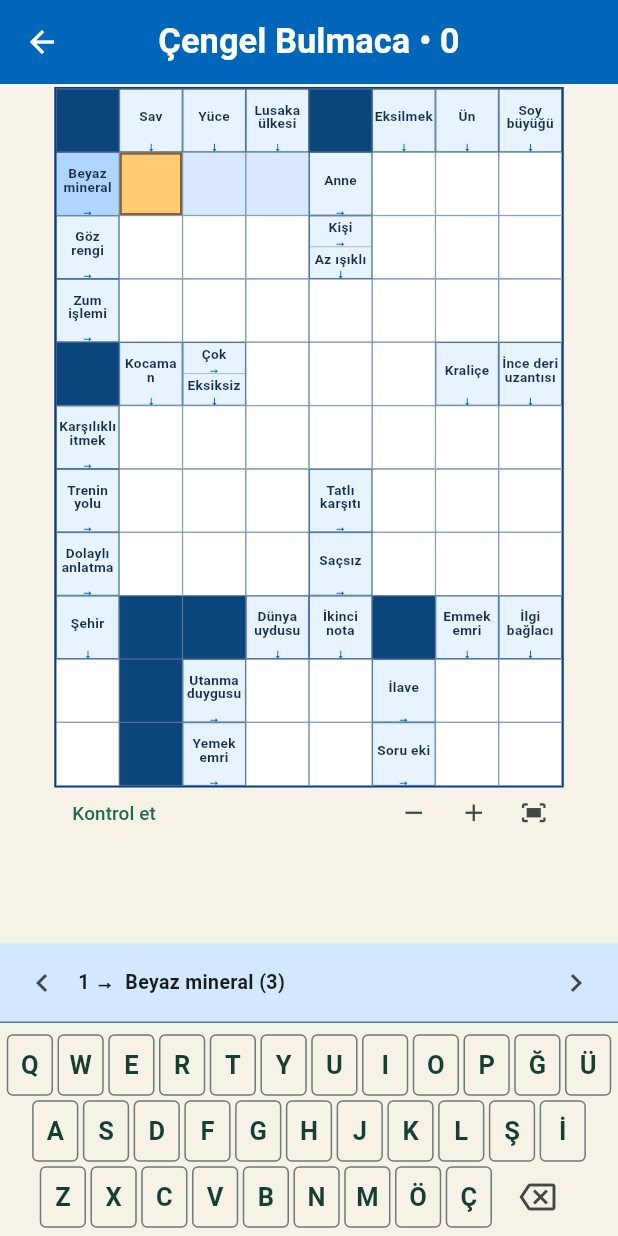
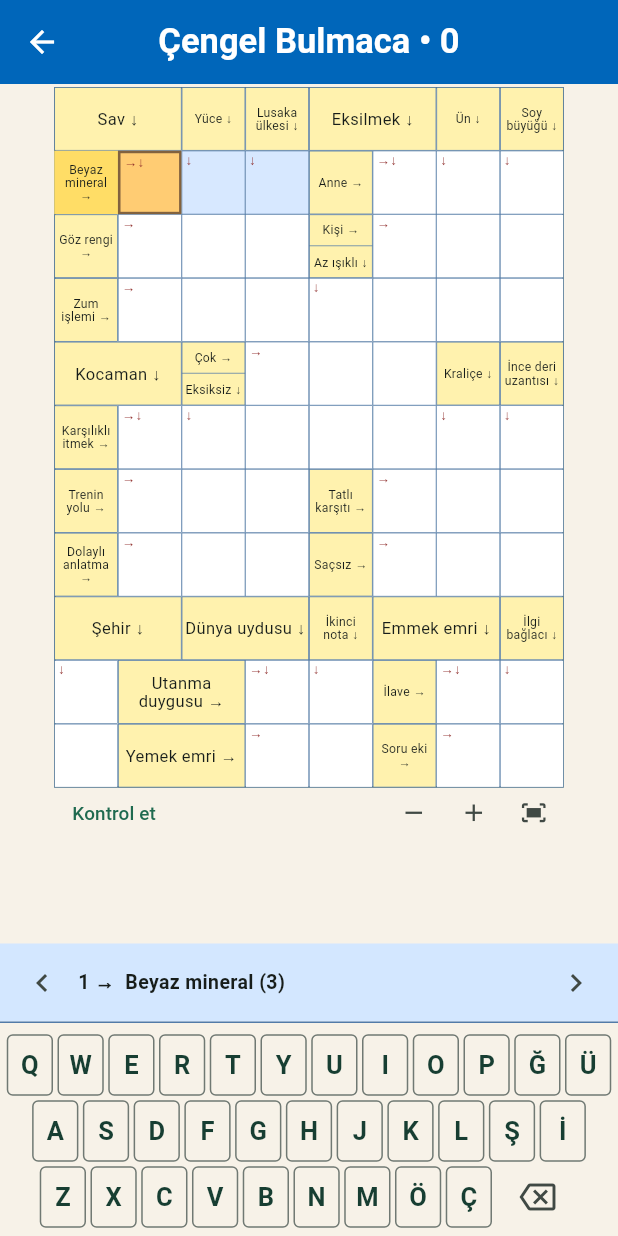
Before and after one commit to ediptan01-commits/bulmaca-gazetesi, a Flutter app: the ExtraLevelScreen screen opened directly with sample values from the repository, on a phone screen of 412 x 824 dp. Run offline on Flutter 3.47's test engine with Material 3 defaults, Android fonts, the phone set to English and light mode, and no system bars; our stand-ins replace shared_preferences; accounts and stored records are empty.

Commit message:
Rebuild Kare and Cengel screens from supplied newspaper references

```diff
--- a/lib/main.dart
+++ b/lib/main.dart
@@ -8,6 +8,7 @@ import 'package:shared_preferences/shared_preferences.dart';
 
 part 'newspaper.dart';
 part 'newspaper_ui.dart';
+part 'reference_cross_boards.dart';
 part 'newspaper_components.dart';
 part 'search_game.dart';
 part 'picture_game.dart';
--- a/lib/newspaper_ui.dart
+++ b/lib/newspaper_ui.dart
@@ -64,81 +64,6 @@ class PaperGrid extends StatelessWidget {
   );
 }
 
-// Kare bulmacanin gercek gazete cetveli: sutun ve satir koordinatlari
-// cevap karesinin DISINDA bulunur ve 10x10 geometrisini bozmaz.
-class NumberedNewspaperBoard extends StatelessWidget {
-  final int count;
-  final Widget Function(int, int) cell;
-  const NumberedNewspaperBoard({
-    super.key,
-    required this.count,
-    required this.cell,
-  });
-
-  @override
-  Widget build(BuildContext context) => LayoutBuilder(
-    builder: (context, _) {
-      const gutter = 17.0;
-      Widget marker(int number) => FittedBox(
-        fit: BoxFit.scaleDown,
-        child: Text(
-          '$number',
-          style: const TextStyle(
-            color: Color(0xFF124879),
-            fontSize: 11,
-            fontWeight: FontWeight.w700,
-          ),
-        ),
-      );
-      return Column(
-        children: [
-          SizedBox(
-            height: gutter,
-            child: Row(
-              children: [
-                const SizedBox(width: gutter),
-                for (var i = 1; i <= count; i++)
-                  Expanded(child: Center(child: marker(i))),
-              ],
-            ),
-          ),
-          Expanded(
-            child: Row(
-              children: [
-                SizedBox(
-                  width: gutter,
-                  child: Column(
-                    children: [
-                      for (var i = 1; i <= count; i++)
-                        Expanded(child: Center(child: marker(i))),
-                    ],
-                  ),
-                ),
-                Expanded(
-                  child: Container(
-                    decoration: BoxDecoration(
-                      border: Border.all(
-                        color: const Color(0xFF0B3B81),
-                        width: 1.5,
-                      ),
-                    ),
-                    child: PaperGrid(
-                      size: count,
-                      rows: count,
-                      outline: false,
-                      cell: cell,
-                    ),
-                  ),
-                ),
-              ],
-            ),
-          ),
-        ],
-      );
-    },
-  );
-}
-
 class CrossGame extends StatefulWidget {
   final bool arrow;
   final bool free;
@@ -160,8 +85,16 @@ class _CrossGameState extends State<CrossGame> {
       ? freeCrossWordsForLevel(widget.level)
       : gazeteWordsForLevel(widget.arrow ? 'cengel' : 'kare', widget.level);
   // Cengel ile Kare bagimsiz gazete tahtalaridir.
-  int get size => widget.arrow ? 8 : widget.free ? freeCrossColumns(words) : 10;
-  int get rows => widget.arrow ? 11 : widget.free ? freeCrossRows(words) : 10;
+  int get size => widget.arrow
+      ? 8
+      : widget.free
+      ? freeCrossColumns(words)
+      : 10;
+  int get rows => widget.arrow
+      ? 11
+      : widget.free
+      ? freeCrossRows(words)
+      : 10;
   late final solution = <(int, int), String>{
     for (final w in words)
       for (var i = 0; i < w.text.length; i++) w.cells[i]: w.text[i],
@@ -175,7 +108,9 @@ class _CrossGameState extends State<CrossGame> {
   int active = 0, selected = 0;
   bool ready = false;
   String id((int, int) cell) => '${cell.$1},${cell.$2}';
-  int number(WordEntry w) => starts.indexOf((w.r, w.c)) + 1;
+  int number(WordEntry w) => !widget.arrow && !widget.free
+      ? (w.vertical ? w.c : w.r) + 1
+      : starts.indexOf((w.r, w.c)) + 1;
   @override
   void initState() {
     super.initState();
@@ -184,7 +119,11 @@ class _CrossGameState extends State<CrossGame> {
   }
 
   String get saveKey =>
-      'gazete_grid_${widget.free ? 'v2' : 'v5'}_${widget.arrow ? 'cengel' : widget.free ? 'capraz' : 'kare'}_${widget.level}';
+      'gazete_grid_${widget.free ? 'v2' : 'v5'}_${widget.arrow
+          ? 'cengel'
+          : widget.free
+          ? 'capraz'
+          : 'kare'}_${widget.level}';
   Future<void> restore() async {
     final data = await Store.read(saveKey);
     if (!mounted) return;
@@ -278,75 +217,18 @@ class _CrossGameState extends State<CrossGame> {
   Widget cell(int r, int c) {
     final pos = (r, c), key = id(pos);
     final has = solution.containsKey(pos);
+    final square = !widget.arrow && !widget.free;
     if (widget.arrow) {
       final hints = <int>[
         for (var i = 0; i < words.length; i++)
           if (words[i].clueCell == pos) i,
       ];
       if (hints.isNotEmpty) {
-        return Container(
-          decoration: BoxDecoration(
-            color: const Color(0xFFE7F3FF),
-            border: Border.all(color: const Color(0xFF2C5E8D), width: .55),
-          ),
-          child: Column(
-            children: [
-              for (final i in hints)
-                Expanded(
-                  child: InkWell(
-                    key: ValueKey('arrow_clue_$i'),
-                    onTap: () => choose(i),
-                    child: Container(
-                      width: double.infinity,
-                      decoration: BoxDecoration(
-                        color: active == i
-                            ? const Color(0xFFADD5FF)
-                            : Colors.transparent,
-                        border: hints.length > 1 && i != hints.last
-                            ? const Border(
-                                bottom: BorderSide(
-                                  color: Color(0xFF8EABD0), width: .5))
-                            : null,
-                      ),
-                      padding: const EdgeInsets.symmetric(horizontal: 1),
-                      child: Column(
-                        children: [
-                          Expanded(
-                            child: Center(
-                              child: FittedBox(
-                                fit: BoxFit.scaleDown,
-                                child: SizedBox(
-                                  width: 43,
-                                  child: Text(
-                                    words[i].clue,
-                                    textAlign: TextAlign.center,
-                                    style: const TextStyle(
-                                      color: Color(0xFF162F4C),
-                                      fontSize: 10,
-                                      height: 1.02,
-                                      fontWeight: FontWeight.w700,
-                                    ),
-                                  ),
-                                ),
-                              ),
-                            ),
-                          ),
-                          Text(
-                            words[i].vertical ? '↓' : '→',
-                            style: const TextStyle(
-                              color: Color(0xFF075FC2),
-                              fontSize: 8,
-                              height: .8,
-                              fontWeight: FontWeight.bold,
-                            ),
-                          ),
-                        ],
-                      ),
-                    ),
-                  ),
-                ),
-            ],
-          ),
+        return _ArrowQuestionPanel(
+          hints: hints,
+          words: words,
+          active: active,
+          choose: choose,
         );
       }
     }
@@ -358,9 +240,11 @@ class _CrossGameState extends State<CrossGame> {
         decoration: BoxDecoration(
           color: widget.arrow
               ? const Color(0xFF0A467B)
+              : square
+              ? _squareBlock
               : const Color(0xFF07125D),
           border: Border.all(
-            color: const Color(0xFF2C5285),
+            color: square ? _squareRule : const Color(0xFF2C5285),
             width: .55,
           ),
         ),
@@ -369,6 +253,9 @@ class _CrossGameState extends State<CrossGame> {
     final inWord = words[active].cells.contains(pos);
     final current = words[active].cells[selected] == pos;
     final startNumber = starts.indexOf(pos) + 1;
+    final arrows = widget.arrow
+        ? words.where((w) => w.r == r && w.c == c).toList()
+        : const <WordEntry>[];
     return Semantics(
       label: has
           ? 'Satır ${r + 1}, sütun ${c + 1}, ${filled[key] ?? 'boş'}'
@@ -380,24 +267,37 @@ class _CrossGameState extends State<CrossGame> {
           key: ValueKey('cross_$r,$c'),
           decoration: BoxDecoration(
             color: current
-                ? const Color(0xFFFFCC73)
+                ? (square ? const Color(0xFFFFEB00) : const Color(0xFFFFCC73))
                 : inWord
-                ? const Color(0xFFD7E8FF)
-                : Colors.white,
+                ? (square ? const Color(0xFFFFFDE7) : const Color(0xFFD7E8FF))
+                : (square ? const Color(0xFFEAF5F5) : Colors.white),
             border: Border.all(
-              color: current ? rust : rule,
+              color: square ? _squareRule : (current ? rust : rule),
               width: current ? 1.7 : .4,
             ),
           ),
           child: Stack(
             children: [
-                    if (!widget.arrow && startNumber > 0)
+              if (widget.free && startNumber > 0)
                 Positioned(
                   top: 1,
                   left: 2,
                   child: Text(
                     '$startNumber',
                     style: const TextStyle(fontSize: 8, height: 1),
+                  ),
+                ),
+              if (arrows.isNotEmpty)
+                Positioned(
+                  top: 1,
+                  left: 2,
+                  child: Text(
+                    arrows.map((w) => w.vertical ? '↓' : '→').join(),
+                    style: const TextStyle(
+                      color: _squareRule,
+                      fontSize: 9,
+                      height: 1,
+                    ),
                   ),
                 ),
               Center(
@@ -409,9 +309,7 @@ class _CrossGameState extends State<CrossGame> {
                       style: TextStyle(
                         fontSize: widget.arrow ? 24 : 22,
                         fontWeight: FontWeight.w600,
-                              color: errors.contains(key)
-                                  ? Colors.red.shade800
-                                  : ink,
+                        color: errors.contains(key) ? Colors.red.shade800 : ink,
                       ),
                     ),
                   ),
@@ -499,25 +397,27 @@ class _CrossGameState extends State<CrossGame> {
                         gridRows: rows,
                         minimumCellSize: 0,
                         onCheck: ready ? check : null,
-                        child: !widget.arrow && !widget.free
-                            ? NumberedNewspaperBoard(
-                                count: 10,
-                                cell: (r, c) => cell(r, c),
+                        child: widget.arrow
+                            ? ArrowPaperGrid(
+                                words: words,
+                                cell: (r, c, span, offset) => cell(r, c),
                               )
-                            : Container(
+                            : widget.free
+                            ? Container(
                                 decoration: BoxDecoration(
                                   border: Border.all(
                                     color: const Color(0xFF0A3D7D),
-                                    width: 1.2,
+                                    width: 1.5,
                                   ),
                                 ),
                                 child: PaperGrid(
                                   size: size,
                                   rows: rows,
                                   outline: false,
-                                  cell: (r, c) => cell(r, c),
+                                  cell: cell,
                                 ),
-                              ),
+                              )
+                            : NumberedSquareBoard(cell: cell),
                       ),
                       if (!widget.arrow)
                         Row(
--- /dev/null
+++ b/lib/reference_cross_boards.dart
@@ -0,0 +1,181 @@
+part of 'main.dart';
+
+const _squareRule = Color(0xFF8D2927);
+const _squareBlock = Color(0xFF08064D);
+
+class NumberedSquareBoard extends StatelessWidget {
+  final Widget Function(int, int) cell;
+  const NumberedSquareBoard({super.key, required this.cell});
+
+  @override
+  Widget build(BuildContext context) => AspectRatio(
+    aspectRatio: 1,
+    child: Column(
+      children: [
+        Expanded(
+          child: Row(
+            children: [
+              const Expanded(child: SizedBox()),
+              for (var column = 1; column <= 10; column++)
+                Expanded(child: _coordinate(column)),
+            ],
+          ),
+        ),
+        for (var row = 0; row < 10; row++)
+          Expanded(
+            child: Row(
+              children: [
+                Expanded(child: _coordinate(row + 1)),
+                for (var column = 0; column < 10; column++)
+                  Expanded(child: cell(row, column)),
+              ],
+            ),
+          ),
+      ],
+    ),
+  );
+
+  Widget _coordinate(int value) =>
+      Center(child: Text('$value', style: const TextStyle(fontSize: 13)));
+}
+
+class _ArrowQuestionPanel extends StatelessWidget {
+  final List<int> hints;
+  final List<WordEntry> words;
+  final int active;
+  final ValueChanged<int> choose;
+  const _ArrowQuestionPanel({
+    required this.hints,
+    required this.words,
+    required this.active,
+    required this.choose,
+  });
+
+  @override
+  Widget build(BuildContext context) => DecoratedBox(
+    decoration: BoxDecoration(
+      color: const Color(0xFFFFF2AE),
+      border: Border.all(color: rule, width: .5),
+    ),
+    child: Column(
+      children: [
+        for (final index in hints)
+          Expanded(
+            child: Semantics(
+              excludeSemantics: true,
+              label:
+                  '${words[index].clue}, ${words[index].vertical ? 'aşağı' : 'sağa'}',
+              button: true,
+              child: InkWell(
+                key: ValueKey('arrow_clue_$index'),
+                onTap: () => choose(index),
+                child: Container(
+                  width: double.infinity,
+                  padding: const EdgeInsets.all(2),
+                  decoration: BoxDecoration(
+                    color: index == active ? const Color(0xFFFFDD66) : null,
+                    border: index != hints.last
+                        ? const Border(
+                            bottom: BorderSide(color: rule, width: .5),
+                          )
+                        : null,
+                  ),
+                  child: LayoutBuilder(
+                    builder: (context, constraints) => FittedBox(
+                      fit: BoxFit.scaleDown,
+                      child: SizedBox(
+                        width: math.max(52, constraints.maxWidth),
+                        child: Text(
+                          "${words[index].clue} ${words[index].vertical ? '↓' : '→'}",
+                          textAlign: TextAlign.center,
+                          style: const TextStyle(fontSize: 11, height: 1.05),
+                        ),
+                      ),
+                    ),
+                  ),
+                ),
+              ),
+            ),
+          ),
+      ],
+    ),
+  );
+}
+
+// Question panels span the unused neighboring space; letter cells stay square.
+List<List<(int, int, int)>> arrowPanelRows(List<WordEntry> words) {
+  final letters = {for (final w in words) ...w.cells};
+  final hints = words.map((w) => w.clueCell).toSet();
+  return List.generate(arrowRows, (r) {
+    final anchors = List.generate(arrowSize, (c) => c);
+    for (var c = 0; c < arrowSize; c++) {
+      if (letters.contains((r, c)) || hints.contains((r, c))) continue;
+      int? nearest;
+      for (
+        var distance = 1;
+        distance < arrowSize && nearest == null;
+        distance++
+      ) {
+        for (final target in [c - distance, c + distance]) {
+          if (target < 0 ||
+              target >= arrowSize ||
+              !hints.contains((r, target))) {
+            continue;
+          }
+          final lo = math.min(c, target), hi = math.max(c, target);
+          if (!List.generate(
+            hi - lo + 1,
+            (i) => (r, lo + i),
+          ).any(letters.contains)) {
+            nearest = target;
+          }
+        }
+      }
+      if (nearest == null) {
+        throw StateError('Soru paneline katılmayan boş kare: $r,$c');
+      }
+      anchors[c] = nearest;
+    }
+    final result = <(int, int, int)>[];
+    for (var c = 0; c < arrowSize;) {
+      final start = c, anchor = anchors[c];
+      while (c < arrowSize && anchors[c] == anchor) {
+        c++;
+      }
+      result.add((start, c - start, anchor));
+    }
+    return result;
+  });
+}
+
+class ArrowPaperGrid extends StatelessWidget {
+  final List<WordEntry> words;
+  final Widget Function(int, int, int, int) cell;
+  const ArrowPaperGrid({super.key, required this.words, required this.cell});
+  @override
+  Widget build(BuildContext context) {
+    final panels = arrowPanelRows(words);
+    return AspectRatio(
+      aspectRatio: arrowSize / arrowRows,
+      child: DecoratedBox(
+        decoration: BoxDecoration(border: Border.all(color: ink)),
+        child: Column(
+          children: [
+            for (var r = 0; r < arrowRows; r++)
+              Expanded(
+                child: Row(
+                  children: [
+                    for (final panel in panels[r])
+                      Expanded(
+                        flex: panel.$2,
+                        child: cell(r, panel.$3, panel.$2, panel.$3 - panel.$1),
+                      ),
+                  ],
+                ),
+              ),
+          ],
+        ),
+      ),
+    );
+  }
+}
--- a/pubspec.yaml
+++ b/pubspec.yaml
@@ -1,7 +1,7 @@
 name: bulmaca_gazetesi
 description: Bulmaca Dünyası — yedi türde on dört bölümlük Türkçe bulmaca macerası.
 publish_to: none
-version: 1.7.7+17
+version: 1.8.0+18
 environment:
   sdk: '>=3.11.0 <4.0.0'
 dependencies:
```
Also changed, not shown: lib/newspaper_components.dart (+0 -41 lines), .github/workflows/android.yaml, 2 other files. Lines whose indentation alone changed are shown as unchanged.
